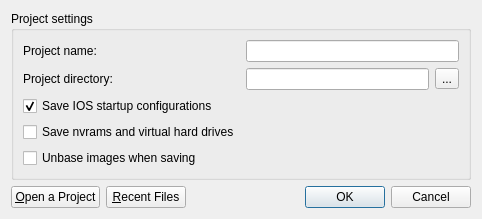
Old version of the form src/GNS3/Ui/Form_NewProject.ui in the repository GNS3/gns3-legacy.
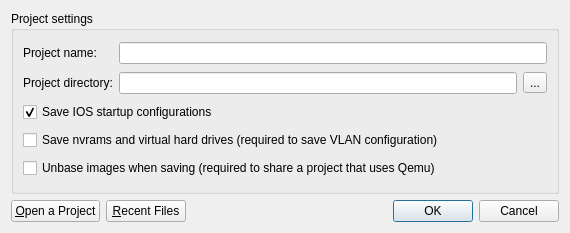
New version of the form. Icons and pictures are not drawn.

Patch:
```diff
--- a/src/GNS3/Ui/Form_NewProject.ui
+++ b/src/GNS3/Ui/Form_NewProject.ui
@@ -6,8 +6,8 @@
    <rect>
     <x>0</x>
     <y>0</y>
-    <width>482</width>
-    <height>210</height>
+    <width>570</width>
+    <height>233</height>
    </rect>
   </property>
   <property name="windowTitle">
@@ -24,13 +24,17 @@
       <string>Project settings</string>
      </property>
      <layout class="QGridLayout" name="gridLayout">
-      <item row="3" column="0">
-       <widget class="QCheckBox" name="checkBox_WorkdirFiles">
+      <item row="0" column="0">
+       <widget class="QLabel" name="label_2">
         <property name="text">
-         <string>Save nvrams and virtual hard drives</string>
+         <string>Project name:</string>
         </property>
-        <property name="checked">
-         <bool>false</bool>
+       </widget>
+      </item>
+      <item row="0" column="1" colspan="2">
+       <widget class="QLineEdit" name="ProjectName">
+        <property name="text">
+         <string/>
         </property>
        </widget>
       </item>
@@ -41,12 +45,8 @@
         </property>
        </widget>
       </item>
-      <item row="5" column="0">
-       <widget class="QCheckBox" name="unbaseImages">
-        <property name="text">
-         <string>Unbase images when saving</string>
-        </property>
-       </widget>
+      <item row="1" column="1">
+       <widget class="QLineEdit" name="ProjectPath"/>
       </item>
       <item row="1" column="2">
        <widget class="QToolButton" name="NewProject_browser">
@@ -58,24 +58,7 @@
         </property>
        </widget>
       </item>
-      <item row="0" column="1" colspan="2">
-       <widget class="QLineEdit" name="ProjectName">
-        <property name="text">
-         <string/>
-        </property>
-       </widget>
-      </item>
-      <item row="1" column="1">
-       <widget class="QLineEdit" name="ProjectPath"/>
-      </item>
-      <item row="0" column="0">
-       <widget class="QLabel" name="label_2">
-        <property name="text">
-         <string>Project name:</string>
-        </property>
-       </widget>
-      </item>
-      <item row="2" column="0">
+      <item row="2" column="0" colspan="2">
        <widget class="QCheckBox" name="checkBox_ConfigFiles">
         <property name="text">
          <string>Save IOS startup configurations</string>
@@ -85,6 +68,23 @@
         </property>
        </widget>
       </item>
+      <item row="3" column="0" colspan="3">
+       <widget class="QCheckBox" name="checkBox_WorkdirFiles">
+        <property name="text">
+         <string>Save nvrams and virtual hard drives (required to save VLAN configuration)</string>
+        </property>
+        <property name="checked">
+         <bool>false</bool>
+        </property>
+       </widget>
+      </item>
+      <item row="4" column="0" colspan="2">
+       <widget class="QCheckBox" name="unbaseImages">
+        <property name="text">
+         <string>Unbase images when saving (required to share a project that uses Qemu)</string>
+        </property>
+       </widget>
+      </item>
      </layout>
     </widget>
    </item>
```
